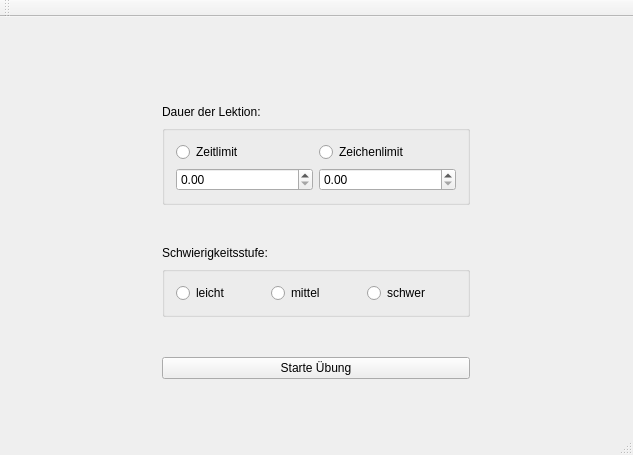
Old version of the form Micha/Aufgabe_3_2/mainwindow.ui in the repository Hasenkrug/CPlusPlus.
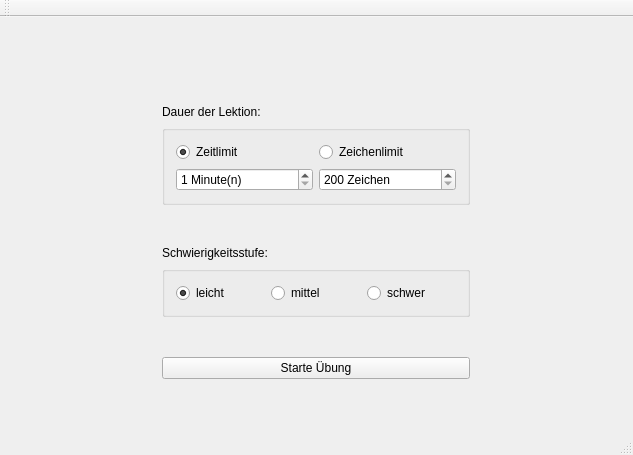
New version of the form.

Commit message: zeichenlimit und zeitlimit box text

```diff
--- a/Micha/Aufgabe_3_2/mainwindow.ui
+++ b/Micha/Aufgabe_3_2/mainwindow.ui
@@ -52,6 +52,9 @@
             <property name="text">
              <string>Zeitlimit</string>
             </property>
+            <property name="checked">
+             <bool>true</bool>
+            </property>
            </widget>
           </item>
           <item row="0" column="1">
@@ -62,10 +65,39 @@
            </widget>
           </item>
           <item row="1" column="0">
-           <widget class="QDoubleSpinBox" name="doubleSpinBox"/>
+           <widget class="QDoubleSpinBox" name="doubleSpinBox">
+            <property name="suffix">
+             <string> Minute(n)</string>
+            </property>
+            <property name="decimals">
+             <number>0</number>
+            </property>
+            <property name="minimum">
+             <double>1.000000000000000</double>
+            </property>
+            <property name="maximum">
+             <double>5.000000000000000</double>
+            </property>
+           </widget>
           </item>
           <item row="1" column="1">
-           <widget class="QDoubleSpinBox" name="doubleSpinBox_2"/>
+           <widget class="QDoubleSpinBox" name="doubleSpinBox_2">
+            <property name="suffix">
+             <string> Zeichen</string>
+            </property>
+            <property name="decimals">
+             <number>0</number>
+            </property>
+            <property name="minimum">
+             <double>200.000000000000000</double>
+            </property>
+            <property name="maximum">
+             <double>1000.000000000000000</double>
+            </property>
+            <property name="singleStep">
+             <double>100.000000000000000</double>
+            </property>
+           </widget>
           </item>
          </layout>
         </widget>
@@ -104,6 +136,9 @@
             <property name="text">
              <string>leicht</string>
             </property>
+            <property name="checked">
+             <bool>true</bool>
+            </property>
            </widget>
           </item>
           <item>
```
Left out of the diff: 11 changed lines with no effect on the pictures.
